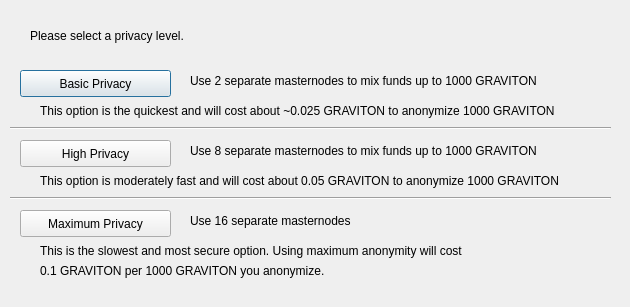
Before: the Qt Designer form src/qt/forms/darksendconfig.ui in whatisthiseven/difftest, drawn with Qt 5.
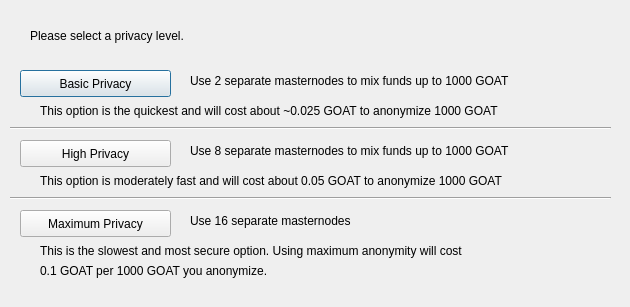
After: the same form once the commit is applied.

Commit message: diff test with goat

Diff of the .ui file:
```diff
--- a/src/qt/forms/darksendconfig.ui
+++ b/src/qt/forms/darksendconfig.ui
@@ -75,7 +75,7 @@
     </rect>
    </property>
    <property name="text">
-    <string>Use 2 separate masternodes to mix funds up to 1000 GRAVITON</string>
+    <string>Use 2 separate masternodes to mix funds up to 1000 GOAT</string>
    </property>
   </widget>
   <widget class="QLabel" name="label_3">
@@ -88,7 +88,7 @@
     </rect>
    </property>
    <property name="text">
-    <string>Use 8 separate masternodes to mix funds up to 1000 GRAVITON</string>
+    <string>Use 8 separate masternodes to mix funds up to 1000 GOAT</string>
    </property>
   </widget>
   <widget class="QLabel" name="label_4">
@@ -114,7 +114,7 @@
     </rect>
    </property>
    <property name="text">
-    <string>This option is the quickest and will cost about ~0.025 GRAVITON to anonymize 1000 GRAVITON</string>
+    <string>This option is the quickest and will cost about ~0.025 GOAT to anonymize 1000 GOAT</string>
    </property>
   </widget>
   <widget class="QLabel" name="label_7">
@@ -127,7 +127,7 @@
     </rect>
    </property>
    <property name="text">
-    <string>This option is moderately fast and will cost about 0.05 GRAVITON to anonymize 1000 GRAVITON</string>
+    <string>This option is moderately fast and will cost about 0.05 GOAT to anonymize 1000 GOAT</string>
    </property>
   </widget>
   <widget class="QLabel" name="label_8">
@@ -153,7 +153,7 @@
     </rect>
    </property>
    <property name="text">
-    <string>0.1 GRAVITON per 1000 GRAVITON you anonymize.</string>
+    <string>0.1 GOAT per 1000 GOAT you anonymize.</string>
    </property>
   </widget>
   <widget class="Line" name="line">
```
The commit also changes 253 other files.
